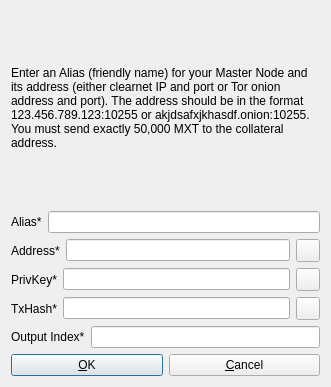
This is src/qt/forms/addeditadrenalinenode.ui in Marcdnd/martexcoin as Qt 5 draws it before an edit. The edited form follows.
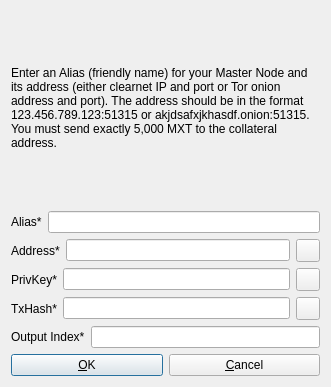
This is the edited form. Icons and pictures are not drawn.

Diff of the .ui file:
```diff
--- a/src/qt/forms/addeditadrenalinenode.ui
+++ b/src/qt/forms/addeditadrenalinenode.ui
@@ -26,7 +26,7 @@
       </sizepolicy>
      </property>
      <property name="text">
-      <string>&lt;html&gt;&lt;head/&gt;&lt;body&gt;&lt;p&gt;Enter an Alias (friendly name) for your Master Node and its address (either clearnet IP and port or Tor onion address and port). The address should be in the format 123.456.789.123:10255 or akjdsafxjkhasdf.onion:10255. You must send exactly 50,000 MXT to the collateral address.&lt;/p&gt;&lt;/body&gt;&lt;/html&gt;</string>
+      <string>&lt;html&gt;&lt;head/&gt;&lt;body&gt;&lt;p&gt;Enter an Alias (friendly name) for your Master Node and its address (either clearnet IP and port or Tor onion address and port). The address should be in the format 123.456.789.123:51315 or akjdsafxjkhasdf.onion:51315. You must send exactly 5,000 MXT to the collateral address.&lt;/p&gt;&lt;/body&gt;&lt;/html&gt;</string>
      </property>
      <property name="wordWrap">
       <bool>true</bool>
```
